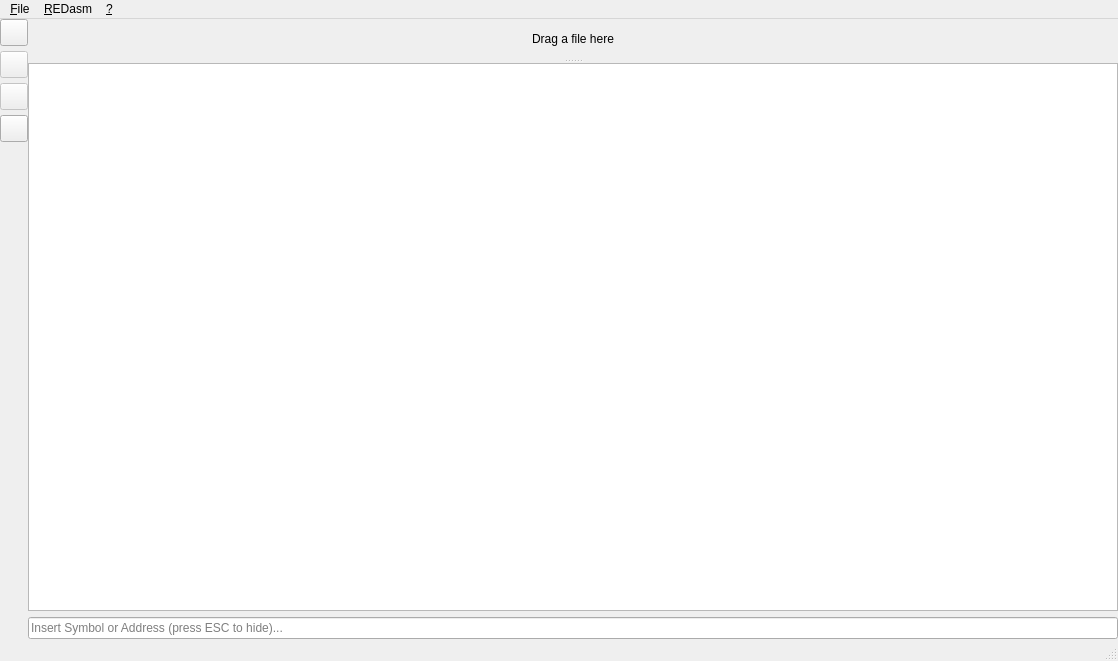
The window that mainwindow.ui (REDasmOrg/REDasm) describes before a commit, drawn with Qt 5.
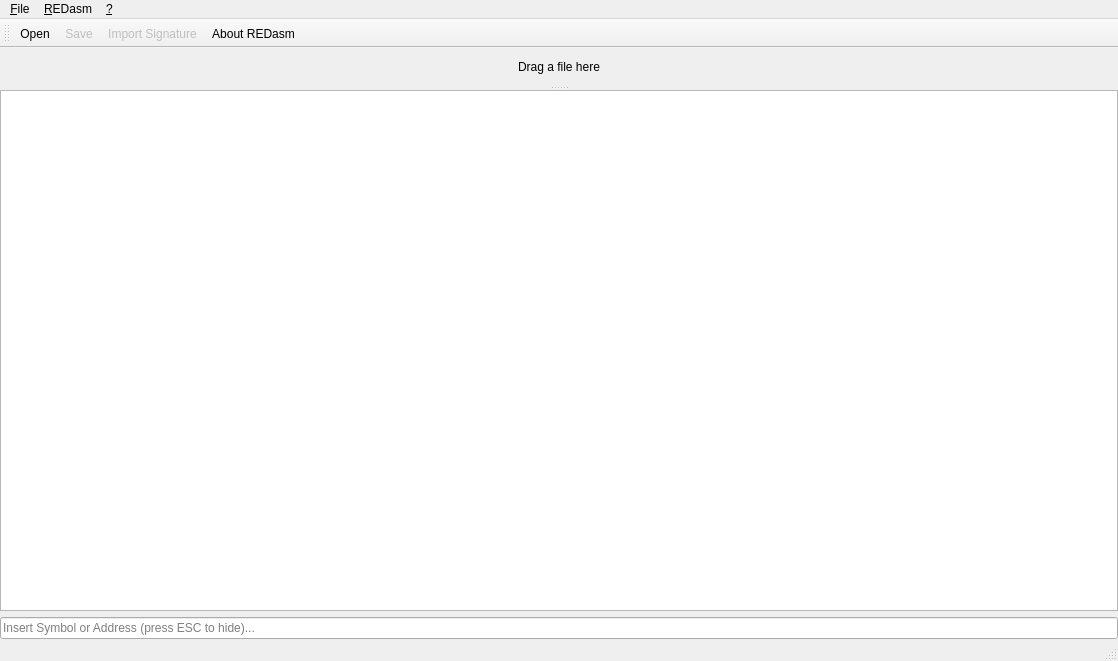
The same window after the commit. Icons and pictures are not drawn.

Commit message: MainWindow: Added ToolBar

The edit to the form file:
```diff
--- a/mainwindow.ui
+++ b/mainwindow.ui
@@ -18,7 +18,7 @@
     <normaloff>:/res/logo.png</normaloff>:/res/logo.png</iconset>
   </property>
   <widget class="QWidget" name="centralWidget">
-   <layout class="QHBoxLayout" name="horizontalLayout" stretch="0,1">
+   <layout class="QVBoxLayout" name="verticalLayout">
     <property name="spacing">
      <number>0</number>
     </property>
@@ -34,107 +34,6 @@
     <property name="bottomMargin">
      <number>0</number>
     </property>
-    <item>
-     <widget class="QWidget" name="widget" native="true">
-      <property name="sizePolicy">
-       <sizepolicy hsizetype="Preferred" vsizetype="Minimum">
-        <horstretch>0</horstretch>
-        <verstretch>0</verstretch>
-       </sizepolicy>
-      </property>
-      <layout class="QVBoxLayout" name="verticalLayout">
-       <property name="spacing">
-        <number>5</number>
-       </property>
-       <property name="leftMargin">
-        <number>0</number>
-       </property>
-       <property name="topMargin">
-        <number>0</number>
-       </property>
-       <property name="rightMargin">
-        <number>0</number>
-       </property>
-       <property name="bottomMargin">
-        <number>0</number>
-       </property>
-       <item>
-        <widget class="QToolButton" name="tbOpen">
-         <property name="text">
-          <string/>
-         </property>
-         <property name="iconSize">
-          <size>
-           <width>20</width>
-           <height>20</height>
-          </size>
-         </property>
-        </widget>
-       </item>
-       <item>
-        <widget class="QToolButton" name="tbSave">
-         <property name="enabled">
-          <bool>false</bool>
-         </property>
-         <property name="text">
-          <string/>
-         </property>
-         <property name="iconSize">
-          <size>
-           <width>20</width>
-           <height>20</height>
-          </size>
-         </property>
-        </widget>
-       </item>
-       <item>
-        <widget class="QToolButton" name="tbImportSignature">
-         <property name="enabled">
-          <bool>false</bool>
-         </property>
-         <property name="text">
-          <string/>
-         </property>
-         <property name="iconSize">
-          <size>
-           <width>20</width>
-           <height>20</height>
-          </size>
-         </property>
-        </widget>
-       </item>
-       <item>
-        <widget class="QToolButton" name="tbAbout">
-         <property name="enabled">
-          <bool>true</bool>
-         </property>
-         <property name="text">
-          <string/>
-         </property>
-         <property name="iconSize">
-          <size>
-           <width>20</width>
-           <height>20</height>
-          </size>
-         </property>
-        </widget>
-       </item>
-       <item>
-        <spacer name="verticalSpacer">
-         <property name="orientation">
-          <enum>Qt::Vertical</enum>
-         </property>
-         <property name="sizeHint" stdset="0">
-          <size>
-           <width>20</width>
-           <height>40</height>
-          </size>
-         </property>
-        </spacer>
-       </item>
-      </layout>
-     </widget>
-    </item>
     <item>
      <layout class="QVBoxLayout" name="verticalLayout_3">
       <item>
@@ -248,6 +147,21 @@
    <addaction name="menu_Settings"/>
    <addaction name="menu"/>
   </widget>
+  <widget class="QToolBar" name="toolBar">
+   <property name="windowTitle">
+    <string>toolBar</string>
+   </property>
+   <attribute name="toolBarArea">
+    <enum>TopToolBarArea</enum>
+   </attribute>
+   <attribute name="toolBarBreak">
+    <bool>false</bool>
+   </attribute>
+   <addaction name="action_Open"/>
+   <addaction name="action_Save"/>
+   <addaction name="action_Import_Signature"/>
+   <addaction name="action_About_REDasm"/>
+  </widget>
   <action name="action_Open">
    <property name="text">
     <string>&amp;Open</string>
```
Left out of the diff: 8 changed lines with no effect on the pictures. The commit also changes 1 other file.
